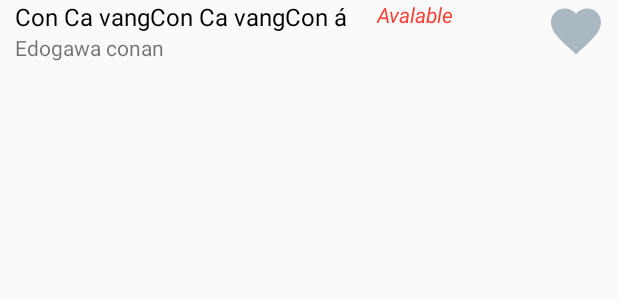
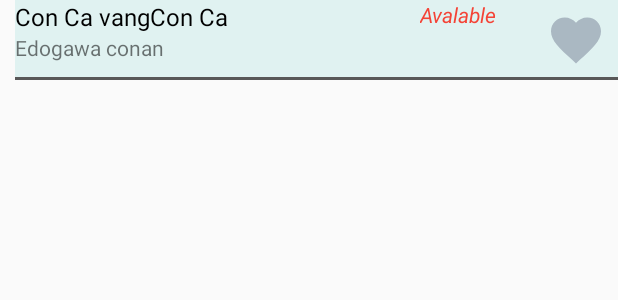
Before and after one commit to kyokid/JWL_Mobile_App, an Android app: the layout item_book_search.xml on its own in the app's theme, with its tools: preview values and no code run, on a phone screen of 412 x 824 dp. Shown: the top 300 px of the screen. Run offline under Robolectric (Android 15) with nearby library versions, the phone set to English and light mode, and no system bars.

Commit message:
renew item book search, add onbackpressed when in search fragment

```diff
--- a/app/src/main/java/com/auto/jarvis/libraryicognite/adapters/SearchBookListAdapter.java
+++ b/app/src/main/java/com/auto/jarvis/libraryicognite/adapters/SearchBookListAdapter.java
@@ -73,6 +73,9 @@ public class SearchBookListAdapter extends RecyclerView.Adapter<SearchBookListAd
                 viewHolder.tvAvailable.setText("Available");
                 viewHolder.tvAvailable.setTextColor(ContextCompat.getColor(mContext, R.color.available));
             }
+            if (position == mBooks.size() - 1) {
+                holder.view.setVisibility(View.GONE);
+            }
             viewHolder.ivIsFavorite.setOnClickListener(new View.OnClickListener() {
                 @Override
                 public void onClick(View v) {
@@ -130,12 +133,14 @@ public class SearchBookListAdapter extends RecyclerView.Adapter<SearchBookListAd
         TextView tvAvailable;
         TextView tvAuthor;
         ImageView ivIsFavorite;
+        View view;
         public ViewHolder(View itemView) {
             super(itemView);
             tvTitle = (TextView) itemView.findViewById(R.id.tvTitle);
             tvAvailable = (TextView) itemView.findViewById(R.id.tvAvalable);
             tvAuthor = (TextView) itemView.findViewById(R.id.tvAuthor);
             ivIsFavorite = (ImageView) itemView.findViewById(R.id.ivFavorite);
+            view = itemView.findViewById(R.id.viewSeparate);
         }
     }
 }
--- a/app/src/main/java/com/auto/jarvis/libraryicognite/fragments/SearchFragment.java
+++ b/app/src/main/java/com/auto/jarvis/libraryicognite/fragments/SearchFragment.java
@@ -103,4 +103,5 @@ public class SearchFragment extends Fragment {
             mAdapter.notifyDataSetChanged();
         }
     }
+
 }
--- a/app/src/main/res/layout/item_book_search.xml
+++ b/app/src/main/res/layout/item_book_search.xml
@@ -5,8 +5,10 @@
     android:layout_width="match_parent"
     android:layout_height="wrap_content"
     android:orientation="horizontal"
+    android:background="#E0F2F1"
     android:layout_marginLeft="10dp">
     <LinearLayout
+        android:id="@+id/llitem"
         android:layout_width="match_parent"
         android:layout_height="wrap_content"
         android:weightSum="10.0">
@@ -27,24 +29,28 @@
                     android:textColor="@android:color/black"
                     android:textSize="16sp"
                     android:textStyle="bold"
-                    tools:text="Con Ca vangCon Ca vangCon ádfsdfsafC"
+                    tools:text="Con Ca vangCon Ca"
+                    android:maxLines="1"
                     android:maxLength="27"/>
                 <TextView
                     android:textColor="@color/not_available"
                     android:id="@+id/tvAvalable"
                     android:layout_marginLeft="20dp"
-                    android:layout_toRightOf="@+id/tvTitle"
                     tools:text="Avalable"
                     android:layout_width="wrap_content"
                     android:layout_height="wrap_content"
-                    android:textStyle="italic"/>
+                    android:textStyle="italic"
+                    android:layout_alignParentEnd="true"
+                    android:layout_alignParentTop="true" />
             </RelativeLayout>
             <TextView
                 android:id="@+id/tvAuthor"
                 android:layout_width="match_parent"
                 android:layout_height="wrap_content"
                 tools:text="Edogawa conan"/>
+
         </LinearLayout>
+
     </LinearLayout>
     <ImageView
         android:layout_centerVertical="true"
@@ -54,5 +60,15 @@
         android:layout_marginLeft="100dp"
         android:layout_marginRight="8dp"
         android:layout_alignParentRight="true"
-        android:src="@drawable/ic_not_favorite" />
+        android:src="@drawable/ic_not_favorite"
+        />
+    <View
+        android:id="@+id/viewSeparate"
+        android:layout_width="match_parent"
+        android:layout_height="2dp"
+        android:background="#585858"
+        android:layout_below="@+id/llitem"
+        android:layout_marginTop="10dp"
+        />
+
 </RelativeLayout>
```
Also changed, not shown: app/src/main/java/com/auto/jarvis/libraryicognite/activities/BarCodeActivity.java (+11 -5 lines), app/src/main/java/com/auto/jarvis/libraryicognite/activities/BorrowCartActivity.java (+4 -4 lines).
